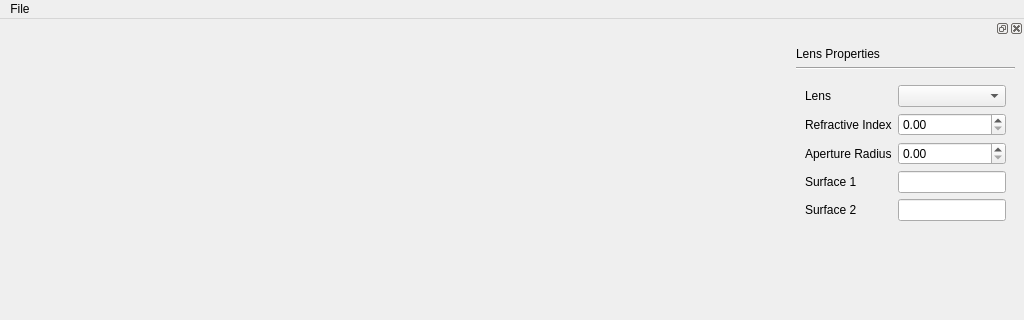
Old version of the form ui/main.ui in the repository ProPane865/OpticsSimulator; both pictures show x 0 to 1024 and y 0 to 320 of the 1024 by 768 pixel window.
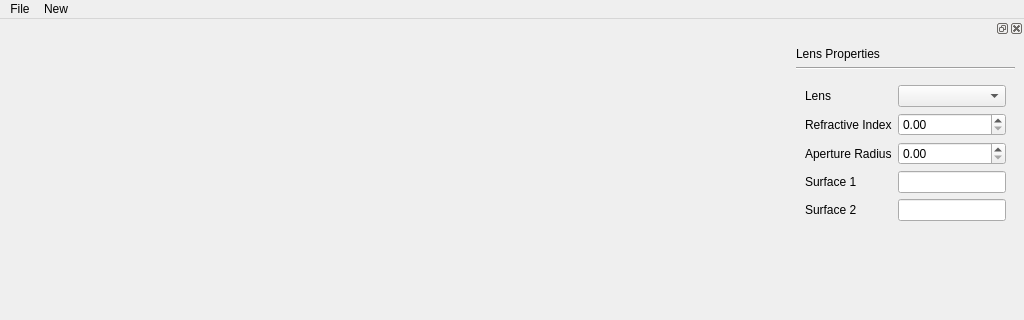
New version of the form.

Commit message: Added option to add new lenses in UI

Patch:
```diff
--- a/ui/main.ui
+++ b/ui/main.ui
@@ -35,7 +35,14 @@
     </property>
     <addaction name="actionOpen"/>
    </widget>
+   <widget class="QMenu" name="menuNew">
+    <property name="title">
+     <string>New</string>
+    </property>
+    <addaction name="actionOptical_Element"/>
+   </widget>
    <addaction name="menuFile"/>
+   <addaction name="menuNew"/>
   </widget>
   <widget class="QStatusBar" name="statusbar"/>
   <widget class="QDockWidget" name="dockWidget">
```
Left out of the diff: 5 changed lines with no effect on the pictures. The commit also changes 2 other files.
